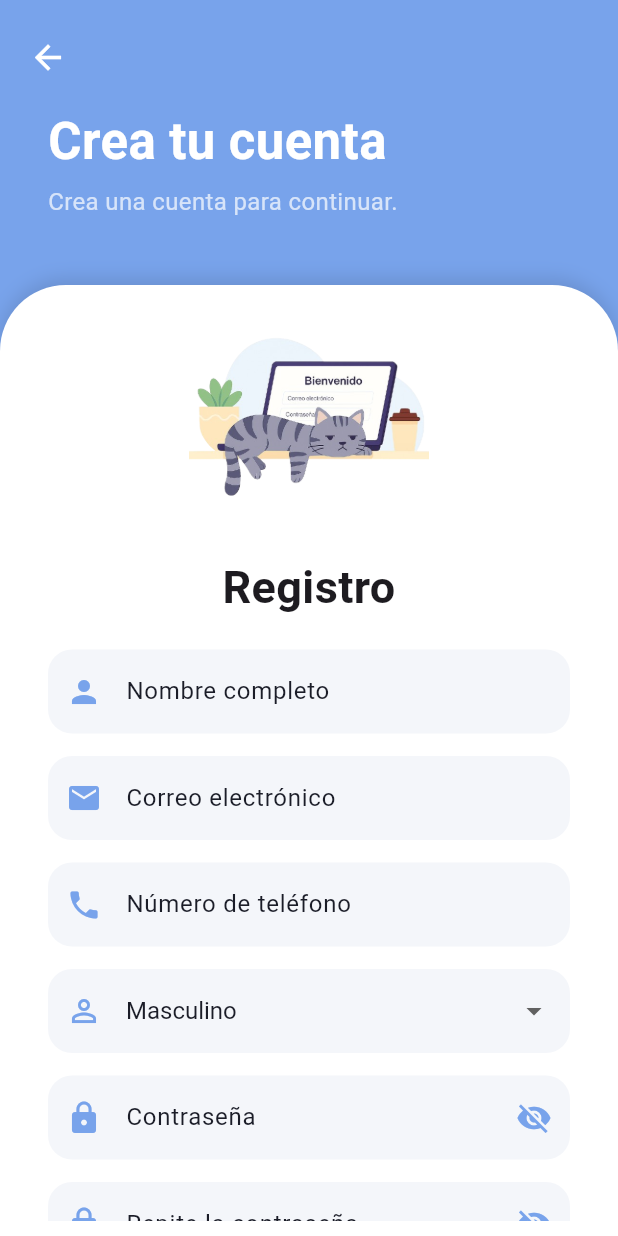
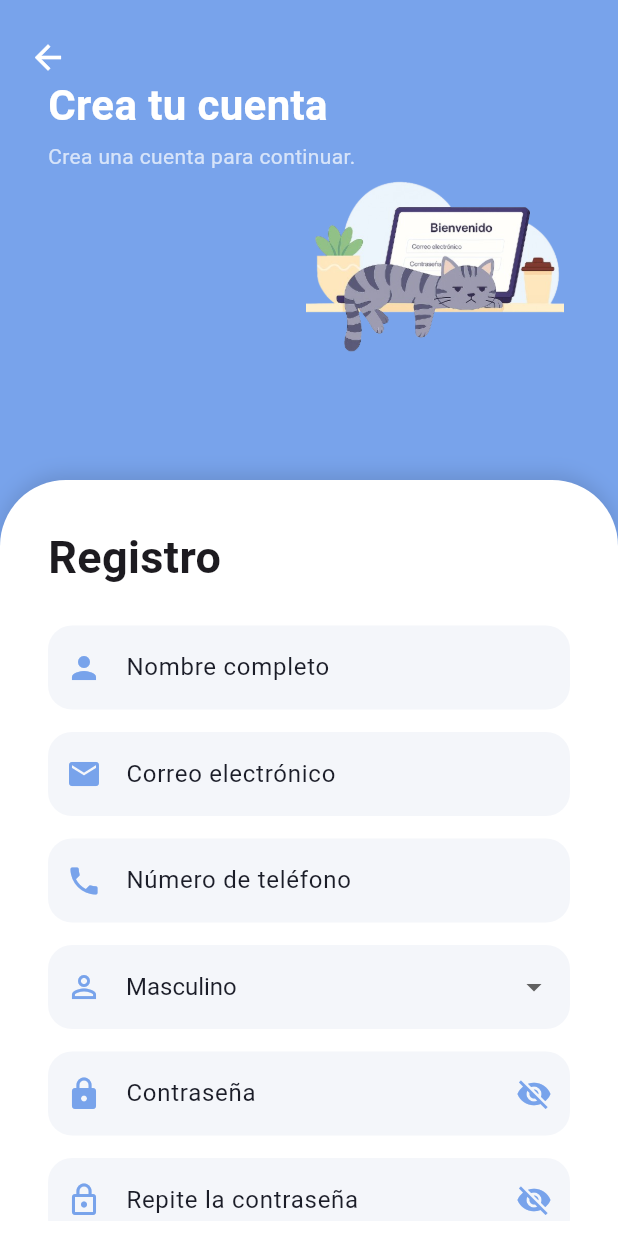
Before and after one commit to Skisekia/monedario, a Flutter app: the screen it shows after launch, after a tap on "Crear cuenta", on a phone screen of 412 x 824 dp. Run offline on Flutter 3.47's test engine with Material 3 defaults, Android fonts, the phone set to English and light mode, and no system bars; our stand-ins replace cloud_firestore, firebase_auth, firebase_core, google_sign_in, sign_in_with_apple; missing offline and left inert: flutter_facebook_auth; accounts and stored records are empty.

```diff
--- a/lib/main.dart
+++ b/lib/main.dart
@@ -1,7 +1,7 @@
 import 'package:flutter/material.dart';
 import 'package:flutter/services.dart';
 import 'package:firebase_core/firebase_core.dart';
-import 'firebase_options.dart';       // <-- Import necesario
+import 'firebase_options.dart';
 import 'package:provider/provider.dart';
 
 // Rutas
@@ -9,8 +9,9 @@ import 'views/splash_screen.dart';
 import 'views/welcome.dart';
 import 'views/register.dart';
 import 'views/login.dart';
-import 'views/loading.dart';
+//import 'views/loading.dart';
 import 'views/dashboard.dart';
+import 'views/settings_view.dart';
 
 // Controlador
 import 'controllers/auth_controller.dart';
@@ -55,15 +56,14 @@ class MyApp extends StatelessWidget {
         useMaterial3: true,
       ),
 
-      initialRoute: '/splash',
+      initialRoute: '/welcome',
       routes: {
         '/splash':           (ctx) => const SplashScreen(),
         '/welcome':          (ctx) => const WelcomeView(),
         '/login':            (ctx) => const LoginView(),
         '/register':         (ctx) => const RegisterView(),
-        '/loading_login':    (ctx) => const Loading(nextRoute: '/welcome'),
-        '/loading_register': (ctx) => const Loading(nextRoute: '/register'),
-        '/dashboard': (context) => const Dashboard(),
+        '/dashboard': (ctx) => const Dashboard(),
+        '/settings_view': (ctx) => const SettingsView(),
       },
     );
   }
--- a/lib/views/login.dart
+++ b/lib/views/login.dart
@@ -52,7 +52,7 @@ class _LoginViewState extends State<LoginView> {
   @override
   Widget build(BuildContext context) {
     final h = MediaQuery.of(context).size.height;
-    final w = MediaQuery.of(context).size.width;
+    //final w = MediaQuery.of(context).size.width;
     final headerHeight = h * 0.35;
 
     return Scaffold(
--- a/lib/views/register.dart
+++ b/lib/views/register.dart
@@ -1,4 +1,3 @@
-// Agrega esto arriba de tu clase
 import 'package:flutter/material.dart';
 import '../controllers/register_controller.dart';
 
@@ -33,7 +32,7 @@ class _RegisterViewState extends State<RegisterView> {
       gender: _selectedGender,
       onSuccess: () {
         if (mounted) {
-          Navigator.pushReplacementNamed(context, '/login'); // Ir al login despues registro exitoso
+          Navigator.pushReplacementNamed(context, '/login');
         }
       },
       onError: (msg) {
@@ -60,10 +59,9 @@ class _RegisterViewState extends State<RegisterView> {
         builder: (context, constraints) {
           final isTablet = constraints.maxWidth > 600;
           final headerHeight = isTablet ? 280.0 : 230.0;
-          final imageHeight = isTablet ? 200.0 : 160.0;
+          final imageWidth = isTablet ? 280.0 : constraints.maxWidth * 0.5;
 
           return Stack(
-            clipBehavior: Clip.none,
             children: [
               // Fondo degradado
               Container(
@@ -76,9 +74,33 @@ class _RegisterViewState extends State<RegisterView> {
                 ),
               ),
 
-              // Card blanco
+              //  Card de fondo con imagen del gato
               Positioned(
-                top: headerHeight - 40,
+                top: 30,
+                left: 200,
+                right: 32,
+                child: Card(
+                  color: const Color(0xFF78A3EB),
+                  elevation: 0,
+                  shape: RoundedRectangleBorder(
+                    borderRadius: BorderRadius.circular(24),
+                  ),
+                  child: Padding(
+                    padding: const EdgeInsets.only(top: 60, bottom: 100),
+                    child: Center(
+                      child: Image.asset(
+                        'assets/cata_register.png',
+                        width: imageWidth * 1.5,
+                        fit: BoxFit.contain,
+                      ),
+                    ),
+                  ),
+                ),
+              ),
+
+              // Card blanco con formulario
+              Positioned(
+                top: headerHeight + 90,
                 left: 0,
                 right: 0,
                 bottom: 0,
@@ -96,20 +118,9 @@ class _RegisterViewState extends State<RegisterView> {
                     child: Column(
                       crossAxisAlignment: CrossAxisAlignment.stretch,
                       children: [
-                        FractionallySizedBox(
-                          widthFactor: 0.7,
-                          alignment: Alignment.center,
-                          child: Image.asset(
-                            'assets/cata_register.png',
-                            height: imageHeight,
-                            fit: BoxFit.contain,
-                          ),
-                        ),
-                        const SizedBox(height: 10),
-                        const Text('Registro',
-                            textAlign: TextAlign.center,
-                            style: TextStyle(fontWeight: FontWeight.bold, fontSize: 30)),
                         const SizedBox(height: 20),
+                        const Text('Registro', style: TextStyle(fontWeight: FontWeight.bold, fontSize: 30)),
+                        const SizedBox(height: 24),
                         _buildInput(_nameCtrl, "Nombre completo", Icons.person, false),
                         const SizedBox(height: 15),
                         _buildInput(_emailCtrl, "Correo electrónico", Icons.email, false),
@@ -139,14 +150,18 @@ class _RegisterViewState extends State<RegisterView> {
                         Row(
                           mainAxisAlignment: MainAxisAlignment.center,
                           children: [
-                            _buildSocialBtn('assets/facebook.png', () {}),
+                            _buildSocialBtn('assets/facebook.png', () {
+                              _controller.signInWithFacebook();
+                            }),
                             const SizedBox(width: 14),
                             _buildSocialBtn('assets/google.png', () {
                               setState(() => _loading = true);
                               _controller.signInWithGoogle();
                             }),
                             const SizedBox(width: 14),
-                            _buildSocialBtn('assets/apple.png', () {}),
+                            _buildSocialBtn('assets/apple.png', () {
+                              _controller.signInWithApple();
+                            }),
                           ],
                         ),
                         const SizedBox(height: 20),
@@ -168,22 +183,6 @@ class _RegisterViewState extends State<RegisterView> {
                 ),
               ),
 
-              // Título
-              Positioned(
-                top: 70,
-                left: 32,
-                child: Column(
-                  crossAxisAlignment: CrossAxisAlignment.start,
-                  children: const [
-                    Text('Crea tu cuenta',
-                        style: TextStyle(color: Colors.white, fontSize: 34, fontWeight: FontWeight.bold)),
-                    SizedBox(height: 4),
-                    Text('Crea una cuenta para continuar.',
-                        style: TextStyle(color: Colors.white70, fontSize: 16)),
-                  ],
-                ),
-              ),
-
               // Botón atrás
               Positioned(
                 top: 14,
@@ -193,6 +192,22 @@ class _RegisterViewState extends State<RegisterView> {
                   onPressed: () => Navigator.pushReplacementNamed(context, '/welcome'),
                 ),
               ),
+
+              //  Títulos
+              const Positioned(
+                top: 50,
+                left: 32,
+                child: Column(
+                  crossAxisAlignment: CrossAxisAlignment.start,
+                  children: [
+                    Text('Crea tu cuenta',
+                        style: TextStyle(color: Colors.white, fontSize: 28, fontWeight: FontWeight.bold)),
+                    SizedBox(height: 4),
+                    Text('Crea una cuenta para continuar.',
+                        style: TextStyle(color: Colors.white70, fontSize: 14)),
+                  ],
+                ),
+              ),
             ],
           );
         },
@@ -200,7 +215,8 @@ class _RegisterViewState extends State<RegisterView> {
     );
   }
 
-  // ======= Tus widgets auxiliares (sin cambios) ==========
+  // ========== Widgets auxiliares ==========
+
   Widget _buildInput(TextEditingController c, String hint, IconData icon, bool obscure,
       {bool showPassword = false, VoidCallback? togglePassword}) {
     return TextField(
@@ -249,7 +265,9 @@ class _RegisterViewState extends State<RegisterView> {
         DropdownMenuItem(value: 'Otro', child: Text('Otro')),
       ],
       onChanged: (value) {
-        if (value != null) setState(() => _selectedGender = value);
+        if (value != null) {
+          setState(() => _selectedGender = value);
+        }
       },
     );
   }
@@ -263,6 +281,7 @@ class _RegisterViewState extends State<RegisterView> {
             ? null
             : () async {
                 setState(() => _loading = true);
+                _controller.gender = _selectedGender;
                 await _controller.registerUser(context);
               },
         style: ElevatedButton.styleFrom(
--- a/lib/views/welcome.dart
+++ b/lib/views/welcome.dart
@@ -148,7 +148,7 @@ class WelcomeView extends StatelessWidget {
   }
 
   List<Widget> _buildBackgroundPattern({required double centerX, required double centerY}) {
-    const iconColor = Colors.white24;
+    //const iconColor = Colors.white24;
     const baseSize = 22.0;
 
     final icons = [
@@ -191,7 +191,7 @@ class WelcomeView extends StatelessWidget {
       final icon = icons[i % icons.length];
       final random = Random(i);
       final size = baseSize + random.nextInt(8); // Tamaños variados
-      final opacity = 0.15 + random.nextDouble() * 0.25;
+      //final opacity = 0.15 + random.nextDouble() * 0.25;
 
       iconWidgets.add(Positioned(
         left: centerX + pos.dx,
@@ -199,7 +199,7 @@ class WelcomeView extends StatelessWidget {
         child: Icon(
           icon,
           size: size,
-          color: iconColor.withOpacity(opacity),
+          color: Color.fromRGBO(253, 251, 253, 0.6),
         ),
       ));
     }
--- a/pubspec.yaml
+++ b/pubspec.yaml
@@ -21,6 +21,10 @@ dependencies:
   cloud_firestore: ^5.6.11      # Para base de datos
   firebase_storage: ^12.4.9     # Para subir archivos
   google_sign_in: ^6.2.1        # Para autenticación con Google
+  flutter_facebook_auth: ^6.1.1 # Para autenticación con Facebook
+  sign_in_with_apple: ^6.1.0   # Para autenticación con Apple
+  firebase_core: ^3.15.2      # Para inicializar Firebase
+
 
 dev_dependencies:
   flutter_test:
```
Also changed, not shown: lib/controllers/auth_controller.dart (+21 -1 lines), lib/controllers/register_controller.dart (+71 -18 lines), lib/views/settings_view.dart (+69 -0 lines), pubspec.lock, 5 other files.
